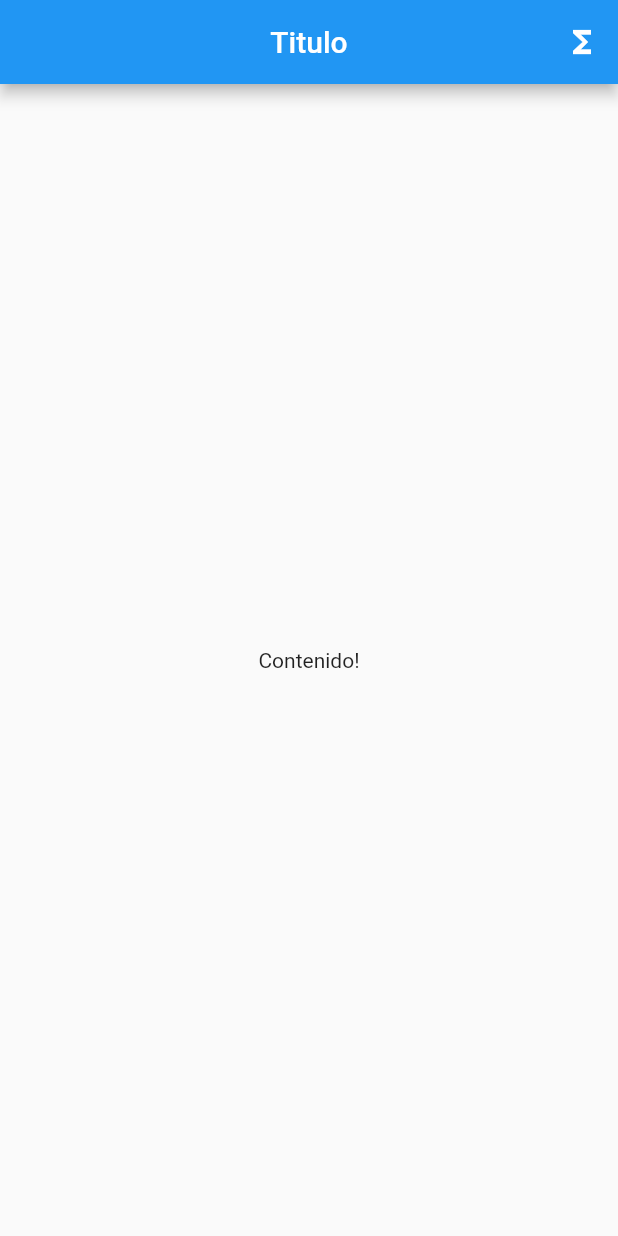
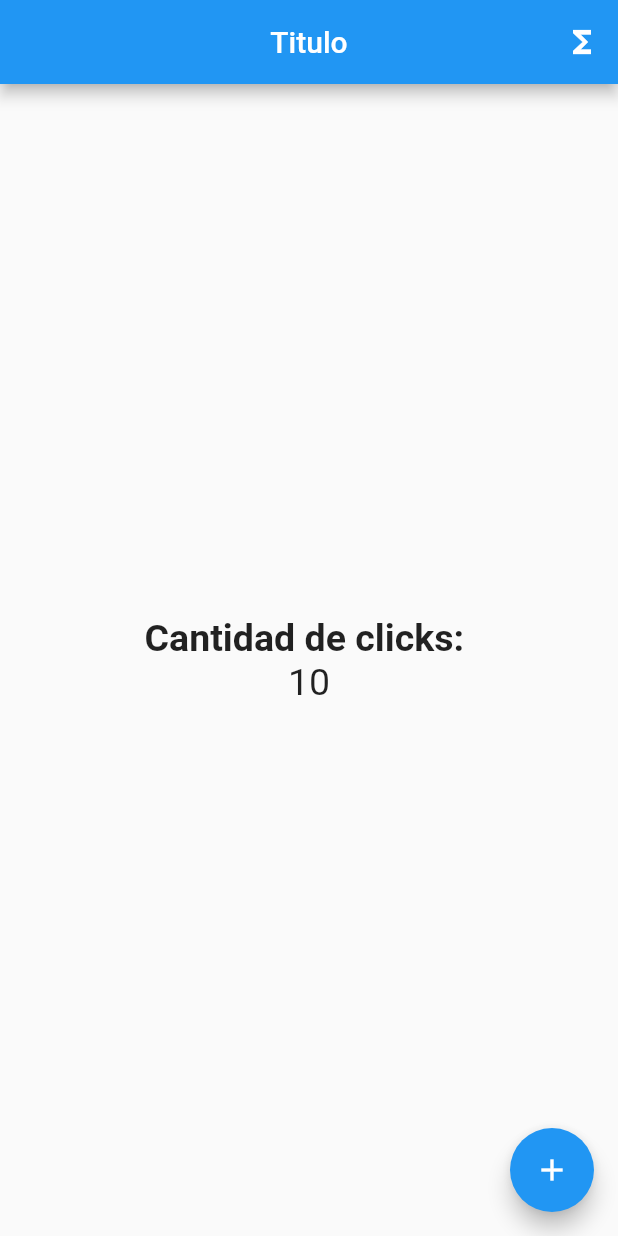
Before and after one commit to lskywolfll/Flutter_Contador, a Flutter app: the screen it shows after launch, on a phone screen of 412 x 824 dp. Run offline on Flutter 3.47's test engine with Material 2 defaults, Android fonts, the phone set to English and light mode, and no system bars.

```diff
--- a/lib/src/pages/home_page.dart
+++ b/lib/src/pages/home_page.dart
@@ -1,6 +1,11 @@
 import 'package:flutter/material.dart';
 
 class HomePage extends StatelessWidget {
+  final estiloTextoContenido =
+      new TextStyle(fontSize: 25, fontWeight: FontWeight.bold);
+  final estiloTextoNumero = new TextStyle(fontSize: 25);
+  final conteo = 10;
+
   @override
   Widget build(BuildContext context) {
     return Scaffold(
@@ -14,8 +19,28 @@ class HomePage extends StatelessWidget {
         ],
       ),
       body: Center(
-        child: Text('Contenido!'),
+        child: Column(
+          crossAxisAlignment: CrossAxisAlignment.center,
+          mainAxisSize: MainAxisSize.min,
+          children: <Widget>[
+            Text(
+              'Cantidad de clicks: ',
+              style: estiloTextoContenido,
+            ),
+            Text(
+              '$conteo',
+              style: estiloTextoNumero,
+            )
+          ],
+        ),
       ),
+      floatingActionButton: FloatingActionButton(
+        onPressed: () {
+          print('HolA!!!!');
+        },
+        child: Icon(Icons.add),
+      ),
+      // floatingActionButtonLocation: FloatingActionButtonLocation.centerFloat,
     );
   }
 }
```
